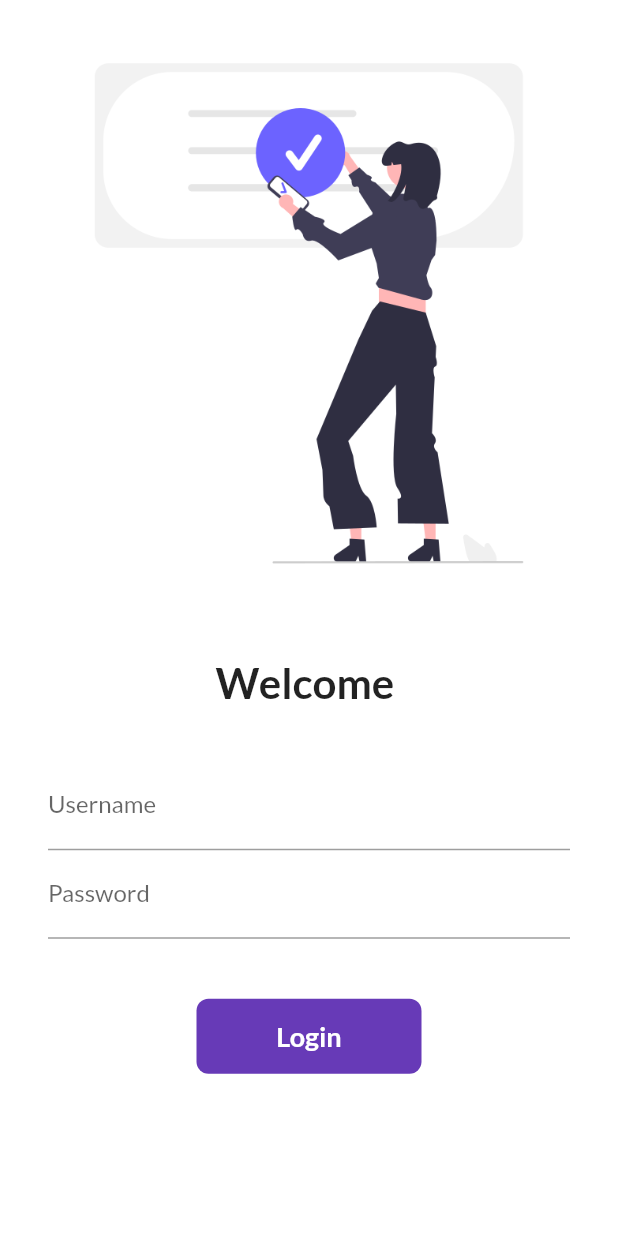
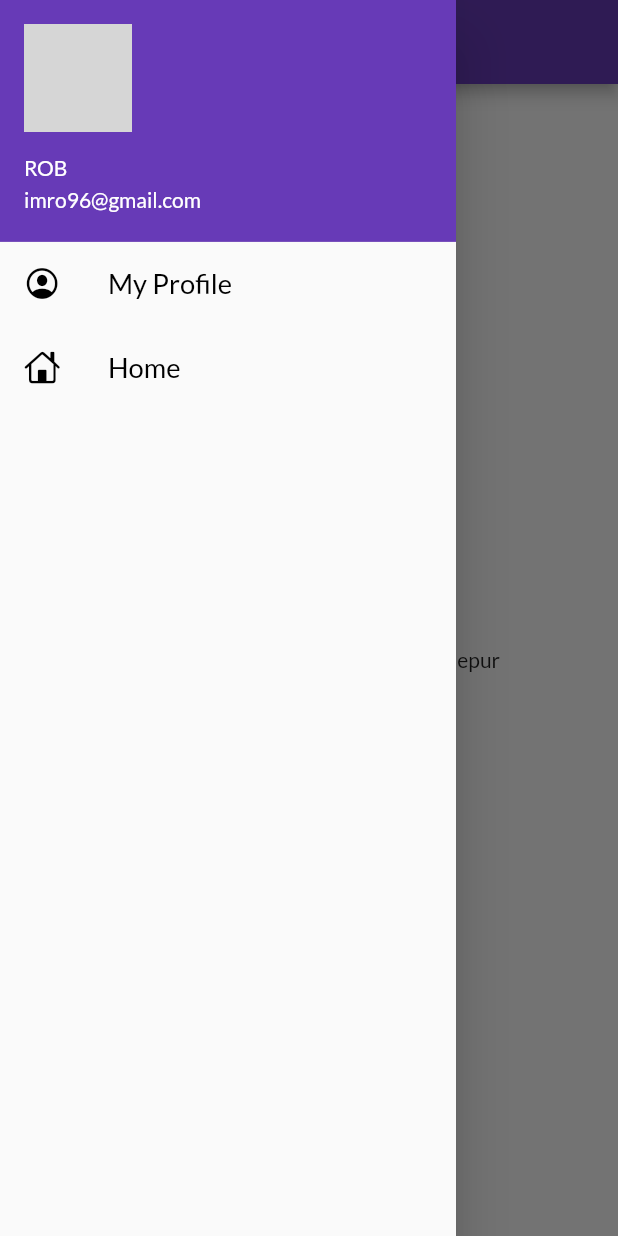
Before and after one commit to GeekyROB96/flutterbegin, a Flutter app: the screen it shows after launch, with the side drawer open (before the commit the screen has no drawer), on a phone screen of 412 x 824 dp. Run offline on Flutter 3.47's test engine with Material 2 defaults, Android fonts, the phone set to English and light mode, and no system bars; our stand-ins replace google_fonts; network calls fail; grey boxes are pictures that could not be loaded.

Commit message:
DAY8completed

```diff
--- a/lib/main.dart
+++ b/lib/main.dart
@@ -20,11 +20,13 @@ class MyApp extends StatelessWidget {
       darkTheme: ThemeData(
         brightness: Brightness.dark,
       ),
+      debugShowCheckedModeBanner: false,
       initialRoute: "/",
       routes: {
-        "/": (context) => LoginPage(),
+        "/": (context) => HomePage(),
         MyRoutes.homeRoute: (context) => HomePage(),
-        MyRoutes.loginRoute: (context) => LoginPage()
+        MyRoutes.loginRoute: (context) => LoginPage(),
+        // MyRoutes.drawers: (context) =>  ()
       },
     );
   }
--- a/lib/pages/home_page.dart
+++ b/lib/pages/home_page.dart
@@ -1,4 +1,5 @@
 import 'package:flutter/material.dart';
+import 'package:flutter_application_1/widgets/drawers.dart';
 
 class HomePage extends StatelessWidget {
   final int days = 30;
@@ -14,7 +15,7 @@ class HomePage extends StatelessWidget {
           child: Text("Welcome to $days days of flutter by $name"),
         ),
       ),
-      drawer: Drawer(),
+      drawer: MyDrawer(),
     );
   }
 }
--- a/lib/utils/routes.dart
+++ b/lib/utils/routes.dart
@@ -1,4 +1,5 @@
 class MyRoutes {
   static String loginRoute = "/login";
   static String homeRoute = "/home";
+  static String drawers = "/drawers";
 }
--- /dev/null
+++ b/lib/widgets/drawers.dart
@@ -0,0 +1,56 @@
+import 'package:flutter/cupertino.dart';
+import 'package:flutter/material.dart';
+
+class MyDrawer extends StatelessWidget {
+  //const MyDrawer({super.key});
+
+  @override
+  Widget build(BuildContext context) {
+    final imageUrl =
+        "https://images.theconversation.com/files/521751/original/file-20230419-18-hg9dc3.jpg?ixlib=rb-1.1.0&q=45&auto=format&w=1200&h=1200.0&fit=crop";
+    return Drawer(
+      child: ListView(
+        padding: EdgeInsets.zero,
+        children: [
+          DrawerHeader(
+            padding: EdgeInsets.zero,
+            margin: EdgeInsets.zero,
+            decoration: BoxDecoration(color: Color.fromARGB(244, 92, 10, 223)),
+            child: UserAccountsDrawerHeader(
+              margin: EdgeInsets.zero,
+              accountName: Text("ROB"),
+              accountEmail: Text("imro96@gmail.com"),
+              currentAccountPicture: CircleAvatar(
+                backgroundImage: NetworkImage(imageUrl),
+              ),
+            ),
+          ),
+          ListTile(
+            leading: Icon(
+              CupertinoIcons.profile_circled,
+              color: Colors.black,
+            ),
+            title: Text(
+              "My Profile",
+              textScaleFactor: 1.3,
+              style: TextStyle(
+                color: Colors.black,
+              ),
+            ),
+          ),
+          ListTile(
+            leading: Icon(
+              CupertinoIcons.home,
+              color: Colors.black,
+            ),
+            title: Text("Home",
+                textScaleFactor: 1.3,
+                style: TextStyle(
+                  color: Colors.black,
+                )),
+          )
+        ],
+      ),
+    );
+  }
+}
```
Also changed, not shown: flutter_01.png (added).
